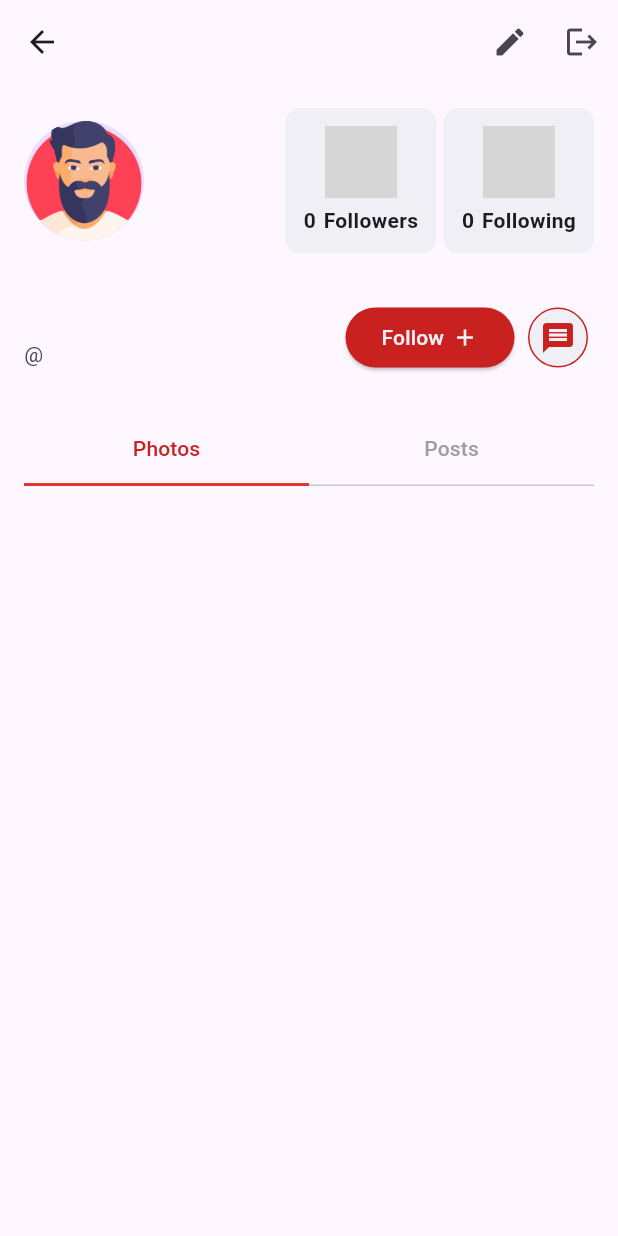
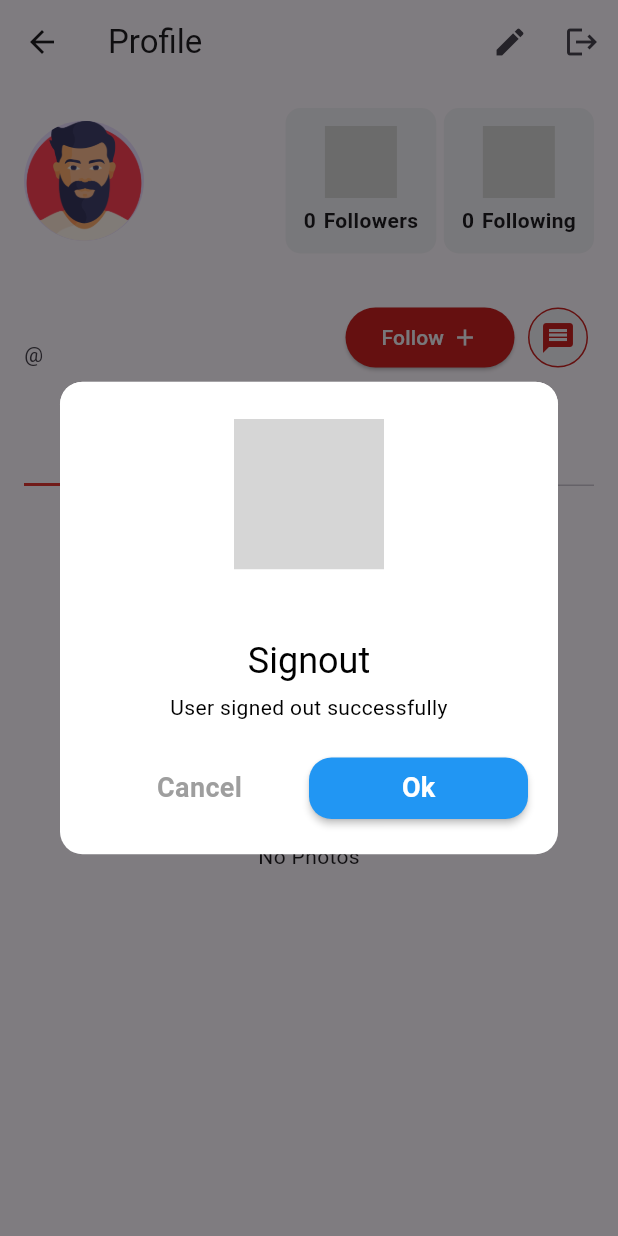
Before and after one commit to RamadanMohamed11/Social-Media, a Flutter app: the ProfileView screen opened directly with empty values, after a tap on the "logout" icon, on a phone screen of 412 x 824 dp. Run offline on Flutter 3.47's test engine with Material 3 defaults, Android fonts, the phone set to English and light mode, and no system bars; our stand-ins replace bloc, cloud_firestore, dartz, firebase_auth, firebase_core, flutter_bloc and 8 more; missing offline and left inert: image_stack; accounts and stored records are empty; grey boxes are pictures that could not be loaded.

Commit message:
make tabbar view, photos and posts

```diff
--- /dev/null
+++ b/lib/core/helper/show_dialog.dart
@@ -0,0 +1,32 @@
+import 'package:flutter/material.dart';
+import 'package:quickalert/quickalert.dart';
+
+void showMessageDialog(
+  BuildContext context,
+  bool isSuccessful,
+  bool isSignout,
+  String message, {
+  void Function()? btnOkOnPress,
+}) {
+  QuickAlert.show(
+    context: context,
+    type: isSuccessful
+        ? QuickAlertType.success
+        : (isSignout)
+            ? QuickAlertType.confirm
+            : QuickAlertType.error,
+    title: isSuccessful
+        ? "Success"
+        : (isSignout)
+            ? "Signout"
+            : "Error",
+    text: message,
+    confirmBtnText: "Ok",
+    onConfirmBtnTap: () {
+      Navigator.of(context).pop();
+      if (btnOkOnPress != null) {
+        btnOkOnPress();
+      }
+    },
+  );
+}
--- a/lib/core/utils/authentication_service.dart
+++ b/lib/core/utils/authentication_service.dart
@@ -56,4 +56,8 @@ class AuthenticationService {
     }
     return null;
   }
+
+  Future<void> signOut() async {
+    await _firebaseAuth.signOut();
+  }
 }
--- a/lib/features/authentication/data/repos/auth_repo.dart
+++ b/lib/features/authentication/data/repos/auth_repo.dart
@@ -14,4 +14,6 @@ abstract class AuthRepo {
     required String email,
     required String password,
   });
+
+  Future<Either<Failure, void>> signOut();
 }
--- a/lib/features/authentication/data/repos/auth_repo_impl.dart
+++ b/lib/features/authentication/data/repos/auth_repo_impl.dart
@@ -49,4 +49,16 @@ class AuthRepoImpl implements AuthRepo {
       return Left(AuthFailure(e.toString()));
     }
   }
+
+  @override
+  Future<Either<Failure, void>> signOut() async {
+    try {
+      await authenticationService.signOut();
+      return Right(null);
+    } on FirebaseAuthException catch (e) {
+      return Left(AuthFailure.fromFirebaseAuthException(e));
+    } catch (e) {
+      return Left(AuthFailure(e.toString()));
+    }
+  }
 }
--- a/lib/features/authentication/presentation/view_models/cubit/authentication_cubit.dart
+++ b/lib/features/authentication/presentation/view_models/cubit/authentication_cubit.dart
@@ -15,6 +15,10 @@ class AuthenticationCubit extends Cubit<AuthenticationState> {
     required this.authRepo,
     required this.authenticationService,
   }) : super(AuthenticationInitial());
+
+  void emitInitial() {
+    emit(AuthenticationInitial());
+  }
 
   Future<void> signUp({
     required String email,
@@ -58,4 +62,17 @@ class AuthenticationCubit extends Cubit<AuthenticationState> {
       },
     );
   }
+
+  Future<void> signOut() async {
+    emit(AuthenticationLoading());
+    var result = await authRepo.signOut();
+    result.fold(
+      (failure) {
+        emit(AuthenticationFailure(failure.errorMessage));
+      },
+      (success) {
+        emit(AuthenticationSignOutSuccess());
+      },
+    );
+  }
 }
--- a/lib/features/authentication/presentation/views/widgets/login_view_body.dart
+++ b/lib/features/authentication/presentation/views/widgets/login_view_body.dart
@@ -3,6 +3,7 @@ import 'package:flutter_bloc/flutter_bloc.dart';
 import 'package:gap/gap.dart';
 import 'package:go_router/go_router.dart';
 import 'package:social_media/constants.dart';
+import 'package:social_media/core/helper/show_dialog.dart';
 import 'package:social_media/core/models/user_model.dart';
 import 'package:social_media/core/utils/app_router.dart';
 import 'package:social_media/features/authentication/presentation/view_models/cubit/authentication_cubit.dart';
@@ -38,18 +39,40 @@ class _LoginViewBodyState extends State<LoginViewBody> {
     return Center(
       child: BlocConsumer<AuthenticationCubit, AuthenticationState>(
         listener: (context, state) {
-          // TODO: implement listener
           if (state is AuthenticationLoginSuccess) {
             if (userModel != null) {
               GoRouter.of(
                 context,
               ).pushReplacement(AppRouter.kLayoutView, extra: userModel);
+              BlocProvider.of<AuthenticationCubit>(context).emitInitial();
             }
+          } else if (state is AuthenticationSignUpSuccess) {
+            showMessageDialog(
+              context,
+              true,
+              false,
+              "User created successfully",
+              btnOkOnPress: () {
+                BlocProvider.of<AuthenticationCubit>(context).emitInitial();
+              },
+            );
+            BlocProvider.of<AuthenticationCubit>(context).emitInitial();
+          } else if (state is AuthenticationSignOutSuccess) {
+            showMessageDialog(
+              context,
+              false,
+              true,
+              "User signed out successfully",
+              btnOkOnPress: () {
+                BlocProvider.of<AuthenticationCubit>(context).emitInitial();
+              },
+            );
           }
         },
         builder: (context, state) {
           if (state is AuthenticationInitial ||
-              state is AuthenticationSignUpSuccess) {
+              state is AuthenticationSignUpSuccess ||
+              state is AuthenticationSignOutSuccess) {
             return SingleChildScrollView(
               child: Padding(
                 padding: const EdgeInsets.all(kDefaultPadding),
--- a/lib/features/authentication/presentation/views/widgets/register_view_body.dart
+++ b/lib/features/authentication/presentation/views/widgets/register_view_body.dart
@@ -42,6 +42,7 @@ class _RegisterViewBodyState extends State<RegisterViewBody> {
       child: BlocConsumer<AuthenticationCubit, AuthenticationState>(
         listener: (context, state) {
           if (state is AuthenticationSignUpSuccess) {
+            BlocProvider.of<AuthenticationCubit>(context).emitInitial();
             GoRouter.of(context).pop();
           } else if (state is AuthenticationFailure) {
             ScaffoldMessenger.of(
--- a/lib/features/home/presentation/views/widgets/posted_image.dart
+++ b/lib/features/home/presentation/views/widgets/posted_image.dart
@@ -3,7 +3,7 @@ import 'package:redacted/redacted.dart';
 import 'package:social_media/core/models/post_model.dart';
 
 class PostedImage extends StatelessWidget {
-  const PostedImage({super.key, required this.post});
+  const PostedImage({super.key, this.post});
 
   final PostModel? post;
 
--- a/lib/features/profile/presentation/views/profile_view.dart
+++ b/lib/features/profile/presentation/views/profile_view.dart
@@ -1,5 +1,7 @@
 import 'package:flutter/material.dart';
+import 'package:flutter_bloc/flutter_bloc.dart';
 import 'package:social_media/core/models/user_model.dart';
+import 'package:social_media/features/authentication/presentation/view_models/cubit/authentication_cubit.dart';
 import 'package:social_media/features/profile/presentation/views/widgets/profile_view_body.dart';
 
 class ProfileView extends StatelessWidget {
@@ -10,9 +12,18 @@ class ProfileView extends StatelessWidget {
   Widget build(BuildContext context) {
     return Scaffold(
       appBar: AppBar(
+        title: const Text("Profile"),
+        surfaceTintColor: Colors.transparent,
+        backgroundColor: Colors.transparent,
+        elevation: 0,
         actions: [
           IconButton(icon: const Icon(Icons.edit), onPressed: () {}),
-          IconButton(icon: const Icon(Icons.logout), onPressed: () {}),
+          IconButton(
+            icon: const Icon(Icons.logout),
+            onPressed: () async {
+              await BlocProvider.of<AuthenticationCubit>(context).signOut();
+            },
+          ),
         ],
       ),
       body: ProfileViewBody(userModel: userModel),
--- /dev/null
+++ b/lib/features/profile/presentation/views/widgets/profile_photos_grid_view.dart
@@ -0,0 +1,54 @@
+import 'package:flutter/material.dart';
+import 'package:flutter_bloc/flutter_bloc.dart';
+import 'package:social_media/core/models/post_model.dart';
+import 'package:social_media/core/models/user_model.dart';
+import 'package:social_media/features/home/presentation/view_model/home_view_cubit/home_view_cubit.dart';
+import 'package:social_media/features/home/presentation/views/widgets/posted_image.dart';
+
+class ProfilePhotosGridView extends StatelessWidget {
+  const ProfilePhotosGridView({super.key, required this.userModel});
+  final UserModel userModel;
+
+  @override
+  Widget build(BuildContext context) {
+    return StreamBuilder<List<PostModel>>(
+      stream: BlocProvider.of<HomeViewCubit>(context).getPosts(),
+      builder: (context, asyncSnapshot) {
+        if (asyncSnapshot.hasData ||
+            asyncSnapshot.connectionState == ConnectionState.waiting) {
+          final List<PostModel> data =
+              asyncSnapshot.connectionState == ConnectionState.waiting
+              ? []
+              : asyncSnapshot.data!;
+          final List<PostModel> posts = data
+              .where((post) => post.uid == userModel.uid)
+              .toList();
+
+          if (posts.isNotEmpty) {
+            return GridView.builder(
+              physics: BouncingScrollPhysics(),
+              gridDelegate: const SliverGridDelegateWithFixedCrossAxisCount(
+                crossAxisCount: 3,
+                crossAxisSpacing: 5,
+                mainAxisSpacing: 5,
+              ),
+              itemCount:
+                  asyncSnapshot.connectionState == ConnectionState.waiting
+                  ? 9
+                  : posts.length,
+              itemBuilder: (context, index) {
+                return asyncSnapshot.connectionState == ConnectionState.waiting
+                    ? PostedImage()
+                    : PostedImage(post: posts[index]);
+              },
+            );
+          } else {
+            return Center(child: Text("No Photos"));
+          }
+        } else {
+          return Center(child: Text(asyncSnapshot.error.toString()));
+        }
+      },
+    );
+  }
+}
--- a/lib/features/profile/presentation/views/widgets/profile_view_body.dart
+++ b/lib/features/profile/presentation/views/widgets/profile_view_body.dart
@@ -3,6 +3,8 @@ import 'package:gap/gap.dart';
 import 'package:social_media/constants.dart';
 import 'package:social_media/core/models/user_model.dart';
 import 'package:social_media/features/profile/presentation/views/widgets/bio_widget.dart';
+import 'package:social_media/features/profile/presentation/views/widgets/profile_photos_grid_view.dart';
+import 'package:social_media/features/profile/presentation/views/widgets/profile_posts_list_view.dart';
 import 'package:social_media/features/profile/presentation/views/widgets/tab_bar_widget.dart';
 import 'package:social_media/features/profile/presentation/views/widgets/user_image_and_follow_info.dart';
 import 'package:social_media/features/profile/presentation/views/widgets/user_info_and_contact_buttons.dart';
@@ -38,6 +40,15 @@ class _ProfileViewBodyState extends State<ProfileViewBody>
           Gap(10),
           TabBarWidget(tabController: _tabController),
           Gap(10),
+          Expanded(
+            child: TabBarView(
+              controller: _tabController,
+              children: [
+                ProfilePhotosGridView(userModel: widget.userModel),
+                ProfilePostsListView(userModel: widget.userModel),
+              ],
+            ),
+          ),
         ],
       ),
     );
--- a/pubspec.yaml
+++ b/pubspec.yaml
@@ -52,6 +52,7 @@ dependencies:
   dio: ^5.9.0
   cached_network_image: ^3.4.1
   image_stack: ^2.1.1
+  quickalert: ^1.1.0
 
 dev_dependencies:
   flutter_test:
```
Also changed, not shown: lib/features/home/presentation/views/layout_view.dart (+32 -4 lines), lib/features/profile/presentation/views/widgets/profile_posts_list_view.dart (added, +42 -0 lines), pubspec.lock, 2 other files.
